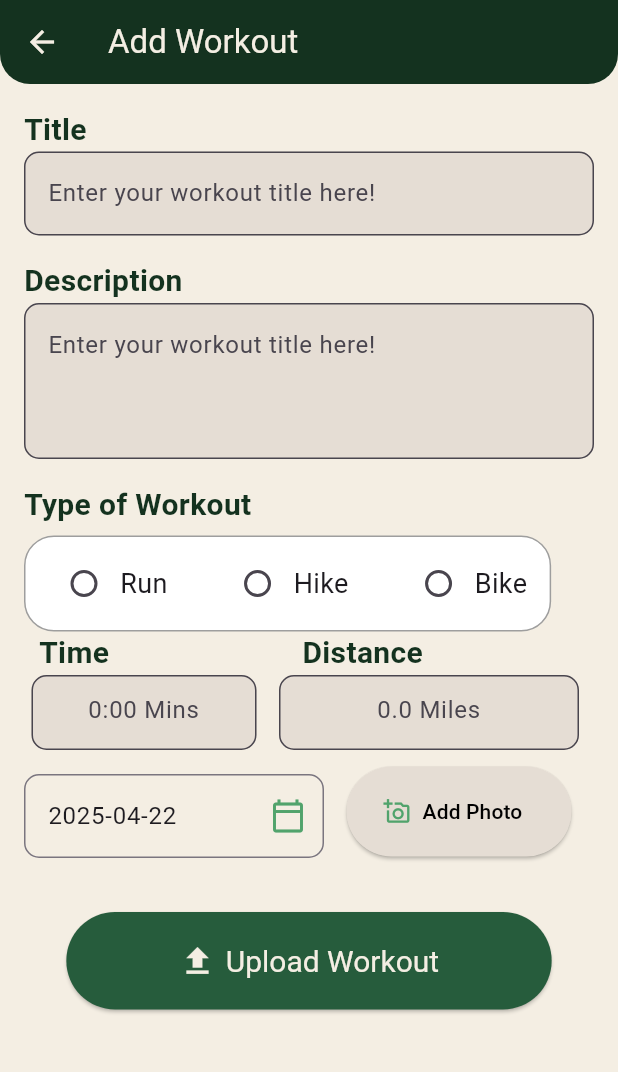
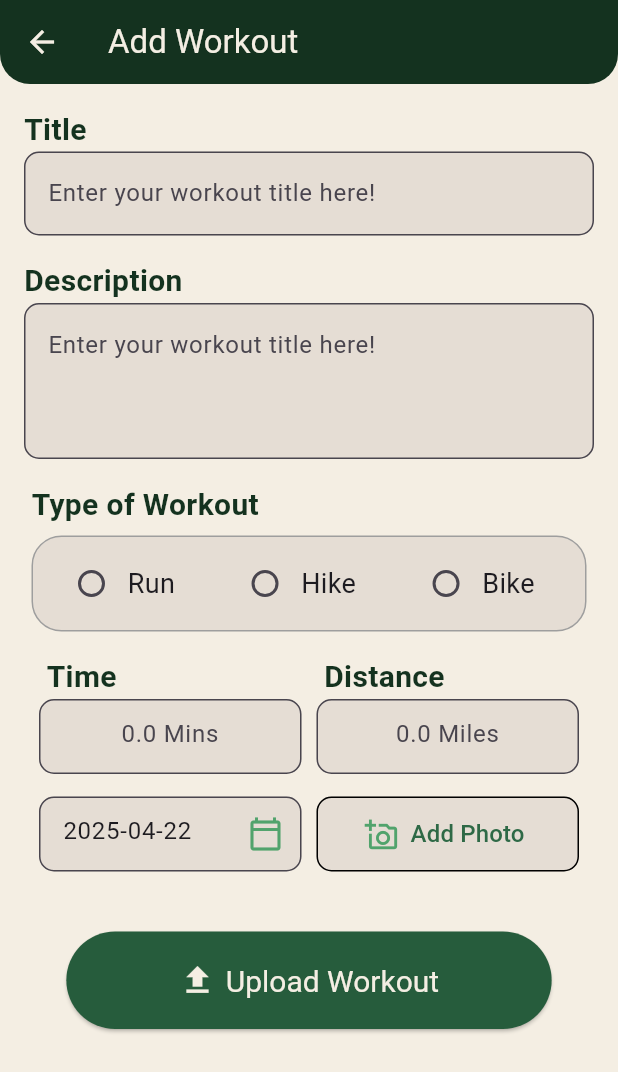
Before and after one commit to marcsaffold17/GetFitApp, a Flutter app: the WorkoutEntryScreen screen opened directly with empty values, on a phone screen of 412 x 824 dp. Shown: the top 1072 px of the screen. Run offline on Flutter 3.47's test engine with Material 3 defaults, Android fonts, the phone set to English and light mode, and no system bars; our stand-ins replace cloud_firestore, firebase_core, firebase_storage, fl_chart, google_nav_bar, image_picker and 1 more; accounts and stored records are empty.

Commit message:
Changed formate of page

```diff
--- a/get_fit_app/lib/view/insert_workout_view.dart
+++ b/get_fit_app/lib/view/insert_workout_view.dart
@@ -1,3 +1,5 @@
+// import 'dart:nativewrappers/_internal/vm/lib/ffi_patch.dart';
+
 import 'package:flutter/material.dart';
 import 'package:intl/intl.dart';
 import '../presenter/insert_workout_presenter.dart';
@@ -204,6 +206,7 @@ class _WorkoutEntryScreenState extends State<WorkoutEntryScreen>
                 ),
                 SizedBox(height: 16.0),
                 Row(
+                  mainAxisAlignment: MainAxisAlignment.center,
                   children: [
                     Center(
                       child: Column(
@@ -219,117 +222,76 @@ class _WorkoutEntryScreenState extends State<WorkoutEntryScreen>
                           ),
                           SizedBox(height: 6),
                           Container(
+                            width: 370,
                             padding: EdgeInsets.all(7),
                             decoration: BoxDecoration(
-                              color: Colors.white,
+                              color: Color.fromARGB(255, 229, 221, 212),
                               border: Border.all(color: Colors.grey, width: 1),
                               borderRadius: BorderRadius.circular(20),
                             ),
-                            child: Wrap(
-                              spacing: 20.0,
-                              runSpacing: 8.0,
-                              alignment: WrapAlignment.center,
-                              children: [
-                                _buildRadioOption('Run'),
-                                _buildRadioOption('Hike'),
-                                _buildRadioOption('Bike'),
-                              ],
+                            child: Align(
+                              alignment: Alignment.centerLeft,
+                              child: Wrap(
+                                spacing: 20.0,
+                                runSpacing: 8.0,
+                                alignment: WrapAlignment.center,
+                                children: [
+                                  _buildRadioOption('Run'),
+                                  _buildRadioOption('Hike'),
+                                  _buildRadioOption('Bike'),
+                                ],
+                              ),
                             ),
                           ),
                         ],
                       ),
                     ),
-                    SizedBox(width: 26),
                   ],
                 ),
-                // SizedBox(height: 16.0),
+                SizedBox(height: 16.0),
                 Center(
                   child: Row(
-                    mainAxisAlignment:
-                        MainAxisAlignment
-                            .center, // Centers the children within the Row
-                    crossAxisAlignment: CrossAxisAlignment.start,
+                    mainAxisAlignment: MainAxisAlignment.center,
                     children: [
-                      Column(
-                        crossAxisAlignment: CrossAxisAlignment.start,
-                        children: [
-                          Padding(
-                            padding: EdgeInsets.only(left: 5),
-                            child: Text(
-                              'Time',
-                              style: TextStyle(
-                                fontSize: 20.0,
-                                fontWeight: FontWeight.bold,
-                                color: Color.fromARGB(255, 20, 50, 31),
-                              ),
-                            ),
-                          ),
-                          Row(
-                            children: [
-                              SizedBox(
-                                width: 150,
-                                height: 50,
-                                child: SmallTextFormField(
-                                  timeController: _timeController,
-                                  hintText: '0:00 Mins',
-                                ),
-                              ),
-                              SizedBox(width: 5),
-                            ],
-                          ),
-                        ],
+                      // SizedBox(height: 20),
+                      InputFunctions(
+                        timeController: _timeController,
+                        hintText: '0.0 Mins',
+                        text: 'Time',
                       ),
                       SizedBox(width: 10),
-                      Column(
-                        crossAxisAlignment: CrossAxisAlignment.start,
-                        children: [
-                          Padding(
-                            padding: EdgeInsets.only(left: 5),
-                            child: Text(
-                              '  Distance',
-                              style: TextStyle(
-                                fontSize: 20.0,
-                                fontWeight: FontWeight.bold,
-                                color: Color.fromARGB(255, 20, 50, 31),
-                              ),
-                            ),
-                          ),
-                          Row(
-                            children: [
-                              SizedBox(
-                                width: 200,
-                                height: 50,
-                                child: SmallTextFormField(
-                                  timeController: _distanceController,
-                                  hintText: '0.0 Miles',
-                                ),
-                              ),
-                              SizedBox(width: 5),
-                            ],
-                          ),
-                        ],
+                      InputFunctions(
+                        timeController: _distanceController,
+                        hintText: '0.0 Miles',
+                        text: 'Distance',
                       ),
                     ],
                   ),
                 ),
-                SizedBox(height: 10),
+                SizedBox(height: 15),
                 Center(
                   child: Column(
                     crossAxisAlignment: CrossAxisAlignment.center,
                     children: [
                       Row(
+                        mainAxisAlignment: MainAxisAlignment.center,
                         children: [
                           Column(
                             crossAxisAlignment: CrossAxisAlignment.start,
                             children: [
-                              SizedBox(height: 6),
                               SizedBox(
-                                width: 200,
+                                width: 175,
+                                height: 50,
                                 child: TextFormField(
                                   controller: _dayController,
                                   decoration: InputDecoration(
-                                    // fillColor:,
-                                    // filled: true,
+                                    fillColor: Color.fromARGB(
+                                      255,
+                                      229,
+                                      221,
+                                      212,
+                                    ),
+                                    filled: true,
                                     border: OutlineInputBorder(
                                       borderRadius: BorderRadius.circular(10.0),
                                       borderSide: BorderSide(
@@ -382,32 +344,40 @@ class _WorkoutEntryScreenState extends State<WorkoutEntryScreen>
                               ),
                             ],
                           ),
-                          SizedBox(width: 15),
+                          SizedBox(width: 10),
                           Column(
                             crossAxisAlignment: CrossAxisAlignment.start,
                             children: [
                               SizedBox(
-                                width: 150,
-                                height: 60,
-                                child: ElevatedButton.icon(
+                                width: 175,
+                                height: 50,
+                                child: TextButton.icon(
                                   onPressed: _pickImage,
-                                  style: ElevatedButton.styleFrom(
+                                  style: TextButton.styleFrom(
                                     backgroundColor: Color.fromARGB(
                                       255,
                                       229,
                                       221,
                                       212,
                                     ),
-                                    minimumSize: const Size(110, 50),
+                                    shape: RoundedRectangleBorder(
+                                      borderRadius: BorderRadius.circular(10.0),
+                                      side: BorderSide(
+                                        color: Color.fromARGB(255, 0, 0, 0),
+                                        width: 1,
+                                      ),
+                                    ),
                                   ),
                                   icon: Icon(
                                     Icons.add_a_photo_outlined,
                                     color: Color.fromARGB(255, 81, 163, 108),
+                                    size: 22.5,
                                   ),
                                   label: Text(
                                     'Add Photo',
                                     style: TextStyle(
-                                      color: Color.fromARGB(255, 0, 0, 0),
+                                      color: Color.fromARGB(255, 46, 105, 70),
+                                      fontSize: 16,
                                     ),
                                     textAlign: TextAlign.center,
                                   ),
@@ -420,6 +390,7 @@ class _WorkoutEntryScreenState extends State<WorkoutEntryScreen>
                     ],
                   ),
                 ),
+                SizedBox(height: 20),
                 if (_image != null)
                   Padding(
                     padding: const EdgeInsets.only(top: 8.0),
@@ -438,7 +409,6 @@ class _WorkoutEntryScreenState extends State<WorkoutEntryScreen>
                     ),
                   ),
                 SizedBox(height: 20),
-                SizedBox(height: 16.0),
                 ElevatedButton.icon(
                   onPressed: () async {
                     // First validate all fields
@@ -542,6 +512,52 @@ class _WorkoutEntryScreenState extends State<WorkoutEntryScreen>
   }
 }
 
+class InputFunctions extends StatelessWidget {
+  const InputFunctions({
+    super.key,
+    required TextEditingController timeController,
+    required this.hintText,
+    required this.text,
+  }) : _timeController = timeController;
+
+  final TextEditingController _timeController;
+  final String hintText;
+  final String text;
+
+  @override
+  Widget build(BuildContext context) {
+    return Column(
+      crossAxisAlignment: CrossAxisAlignment.start,
+      children: [
+        Padding(
+          padding: EdgeInsets.only(left: 5),
+          child: Text(
+            text,
+            style: TextStyle(
+              fontSize: 20.0,
+              fontWeight: FontWeight.bold,
+              color: Color.fromARGB(255, 20, 50, 31),
+            ),
+          ),
+        ),
+        Row(
+          children: [
+            SizedBox(
+              width: 175,
+              height: 50,
+              child: SmallTextFormField(
+                timeController: _timeController,
+                hintText: hintText,
+              ),
+            ),
+            // SizedBox(width: 5),
+          ],
+        ),
+      ],
+    );
+  }
+}
+
 class BigTextFormEditing extends StatelessWidget {
   const BigTextFormEditing({
     super.key,
```
